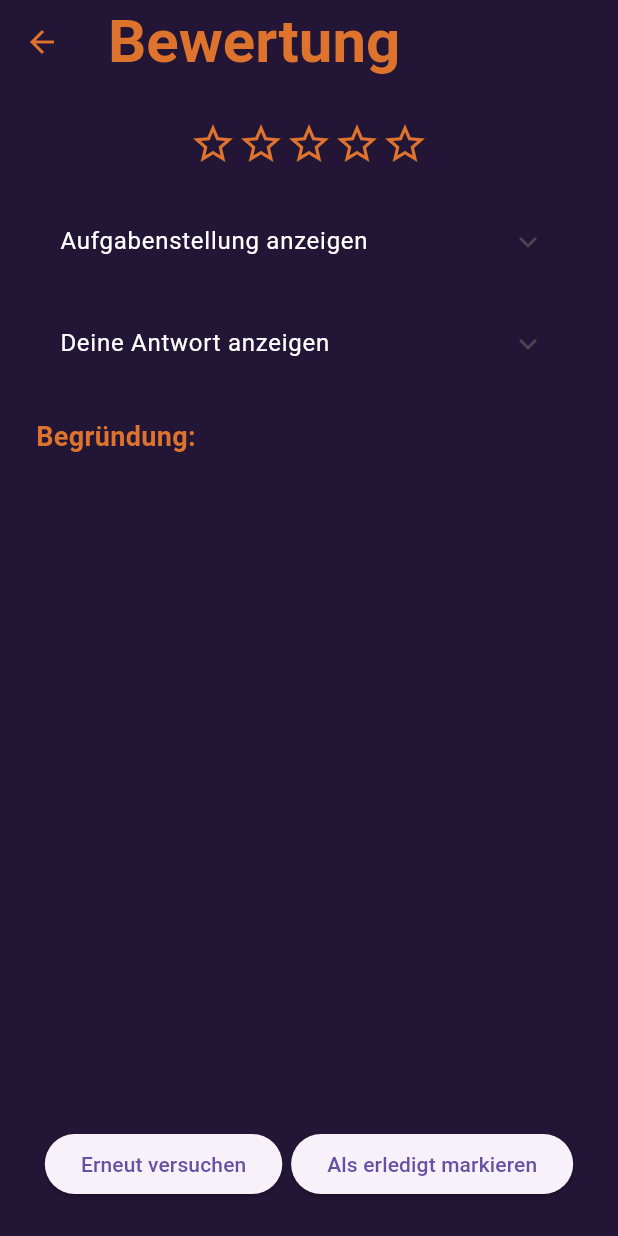
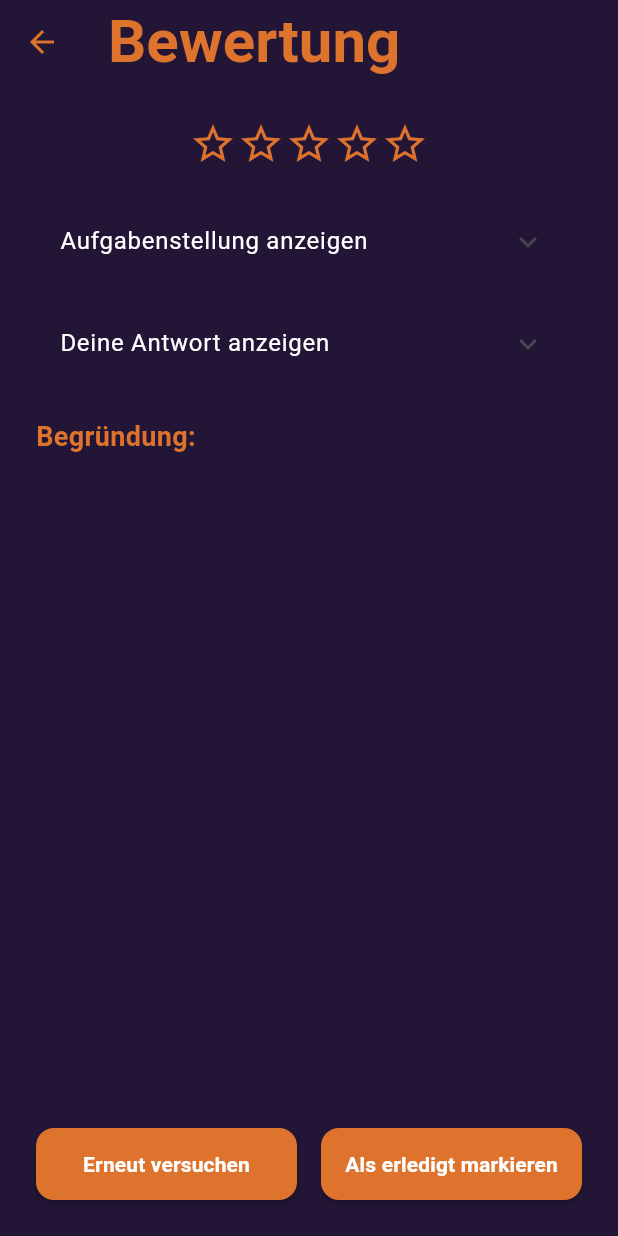
Before and after one commit to Full-Stack-Developement-SS25/Frontend, a Flutter app: the EvaluationScreen screen opened directly with empty values, on a phone screen of 412 x 824 dp. Run offline on Flutter 3.47's test engine with Material 3 defaults, Android fonts, the light colour scheme and no system bars; our stand-ins replace email_validator, percent_indicator, shared_preferences; missing offline and left inert: mobile_scanner; accounts and stored records are empty; statements that could not run were skipped.

Commit message:
nach erledigt makieren zurück zu Übersicht

```diff
--- a/lib/screens/evaluation_screen.dart
+++ b/lib/screens/evaluation_screen.dart
@@ -161,27 +161,60 @@ class _EvaluationScreenState extends State<EvaluationScreen> {
             Row(
               mainAxisAlignment: MainAxisAlignment.spaceEvenly,
               children: [
-                ElevatedButton(
+                Expanded(
+                  child: ElevatedButton(
                     onPressed: () {
-                    Navigator.pop(context); // zurück zur Eingabe
+                      Navigator.pop(context);
                     },
-                  child: const Text('Erneut versuchen'),
+                    style: ElevatedButton.styleFrom(
+                      backgroundColor: AppColors.accent,
+                      padding: const EdgeInsets.symmetric(vertical: 14),
+                      shape: RoundedRectangleBorder(
+                        borderRadius: BorderRadius.circular(12),
                       ),
-                ElevatedButton(
+                    ),
+                    child: const Text(
+                      'Erneut versuchen',
+                      style: TextStyle(
+                        fontWeight: FontWeight.bold,
+                        color: AppColors.white,
+                      ),
+                    ),
+                  ),
+                ),
+                const SizedBox(width: 16),
+                Expanded(
+                  child: ElevatedButton(
                     onPressed: () async {
                       try {
                         await TaskService.markAsDone(widget.taskId);
-                      Navigator.popUntil(
+                        Navigator.pushNamedAndRemoveUntil(
                           context,
-                        ModalRoute.withName('/taskList'),
+                          '/taskList',
+                          (route) => false,
                         );
+
                       } catch (e) {
                         ScaffoldMessenger.of(context).showSnackBar(
                           SnackBar(content: Text('Fehler beim Markieren: $e')),
                         );
                       }
                     },
-                  child: const Text('Als erledigt markieren'),
+                    style: ElevatedButton.styleFrom(
+                      backgroundColor: AppColors.accent,
+                      padding: const EdgeInsets.symmetric(vertical: 14),
+                      shape: RoundedRectangleBorder(
+                        borderRadius: BorderRadius.circular(12),
+                      ),
+                    ),
+                    child: const Text(
+                      'Als erledigt markieren',
+                      style: TextStyle(
+                        fontWeight: FontWeight.bold,
+                        color: AppColors.white,
+                      ),
+                    ),
+                  ),
                 ),
               ],
             ),
```
Also changed, not shown: lib/main.dart (+8 -1 lines), lib/screens/task_screen.dart (+26 -4 lines). Lines whose indentation alone changed are shown as unchanged.
